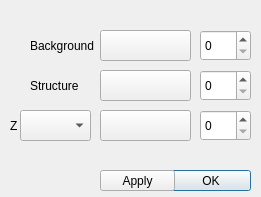
Before: the Qt Designer form colordialog.ui in xitongsys/TRIM3D, drawn with Qt 5.
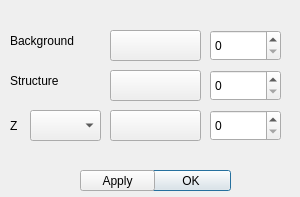
After: the same form once the commit is applied.

Commit message: change export format(xyz)

Diff of the .ui file:
```diff
--- a/colordialog.ui
+++ b/colordialog.ui
@@ -6,19 +6,19 @@
    <rect>
     <x>0</x>
     <y>0</y>
-    <width>261</width>
+    <width>300</width>
     <height>197</height>
    </rect>
   </property>
   <property name="minimumSize">
    <size>
-    <width>261</width>
+    <width>300</width>
     <height>197</height>
    </size>
   </property>
   <property name="maximumSize">
    <size>
-    <width>261</width>
+    <width>300</width>
     <height>197</height>
    </size>
   </property>
@@ -31,7 +31,7 @@
   <widget class="QDialogButtonBox" name="buttonBox">
    <property name="geometry">
     <rect>
-     <x>160</x>
+     <x>140</x>
      <y>170</y>
      <width>91</width>
      <height>21</height>
@@ -47,10 +47,10 @@
   <widget class="QLabel" name="label">
    <property name="geometry">
     <rect>
-     <x>30</x>
-     <y>30</y>
-     <width>71</width>
-     <height>31</height>
+     <x>10</x>
+     <y>20</y>
+     <width>91</width>
+     <height>41</height>
     </rect>
    </property>
    <property name="text">
@@ -60,7 +60,7 @@
   <widget class="QPushButton" name="bgBT">
    <property name="geometry">
     <rect>
-     <x>100</x>
+     <x>110</x>
      <y>30</y>
      <width>91</width>
      <height>31</height>
@@ -86,7 +86,7 @@
   <widget class="QComboBox" name="atomZCB">
    <property name="geometry">
     <rect>
-     <x>20</x>
+     <x>30</x>
      <y>110</y>
      <width>71</width>
      <height>31</height>
@@ -96,7 +96,7 @@
   <widget class="QPushButton" name="atomColorBT">
    <property name="geometry">
     <rect>
-     <x>100</x>
+     <x>110</x>
      <y>110</y>
      <width>91</width>
      <height>31</height>
@@ -109,10 +109,10 @@
   <widget class="QLabel" name="label_3">
    <property name="geometry">
     <rect>
-     <x>30</x>
-     <y>80</y>
-     <width>54</width>
-     <height>12</height>
+     <x>10</x>
+     <y>65</y>
+     <width>81</width>
+     <height>31</height>
     </rect>
    </property>
    <property name="text">
@@ -122,7 +122,7 @@
   <widget class="QPushButton" name="structureBT">
    <property name="geometry">
     <rect>
-     <x>100</x>
+     <x>110</x>
      <y>70</y>
      <width>91</width>
      <height>31</height>
@@ -135,9 +135,9 @@
   <widget class="QSpinBox" name="bgASB">
    <property name="geometry">
     <rect>
-     <x>200</x>
+     <x>210</x>
      <y>30</y>
-     <width>51</width>
+     <width>71</width>
      <height>31</height>
     </rect>
    </property>
@@ -151,9 +151,9 @@
   <widget class="QSpinBox" name="objASB">
    <property name="geometry">
     <rect>
-     <x>200</x>
+     <x>210</x>
      <y>70</y>
-     <width>51</width>
+     <width>71</width>
      <height>31</height>
     </rect>
    </property>
@@ -167,9 +167,9 @@
   <widget class="QSpinBox" name="atomASB">
    <property name="geometry">
     <rect>
-     <x>200</x>
+     <x>210</x>
      <y>110</y>
-     <width>51</width>
+     <width>71</width>
      <height>31</height>
     </rect>
    </property>
@@ -183,7 +183,7 @@
   <widget class="QPushButton" name="applyBT">
    <property name="geometry">
     <rect>
-     <x>100</x>
+     <x>80</x>
      <y>170</y>
      <width>75</width>
      <height>21</height>
```
The commit also changes 2 other files.
